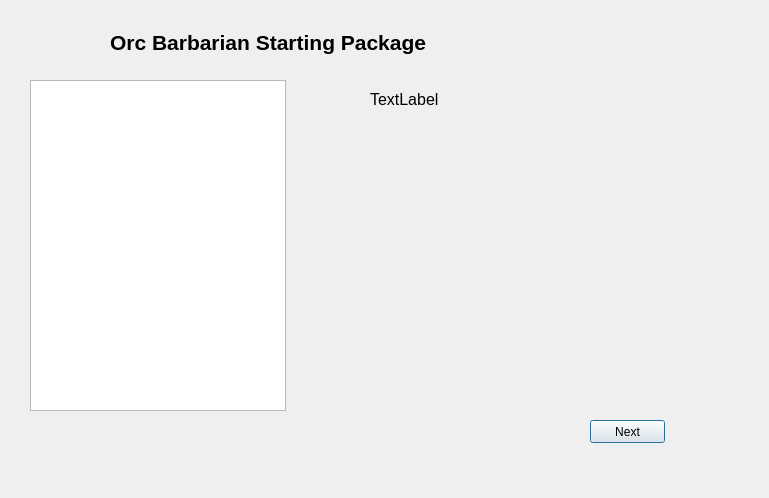
The window that Source Code/TJ's Code/sporcbarbarian.ui (srohr/CEAMS) describes before a commit, drawn with Qt 5.
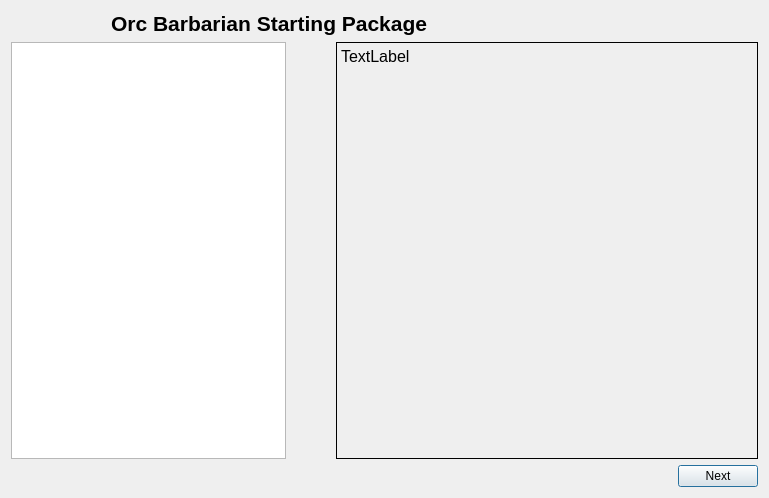
The same window after the commit.

Commit message:
Initial Layouts Complete
I have created all the layouts that were tasked of me and now they only
need to have the buttons and such operational.

What changed in the file:
```diff
--- a/Source Code/TJ's Code/sporcbarbarian.ui
+++ b/Source Code/TJ's Code/sporcbarbarian.ui
@@ -13,37 +13,79 @@
   <property name="windowTitle">
    <string>SPOrcBarbarian</string>
   </property>
-  <widget class="QPushButton" name="Next">
-   <property name="geometry">
-    <rect>
-     <x>590</x>
-     <y>420</y>
-     <width>75</width>
-     <height>23</height>
-    </rect>
+  <layout class="QVBoxLayout" name="verticalLayout_3">
+   <item>
+    <layout class="QVBoxLayout" name="verticalLayout_2">
+     <item>
+      <layout class="QHBoxLayout" name="horizontalLayout_3">
+       <property name="leftMargin">
+        <number>100</number>
+       </property>
+       <item>
+        <widget class="QLabel" name="label_2">
+         <property name="minimumSize">
+          <size>
+           <width>150</width>
+           <height>25</height>
+          </size>
+         </property>
+         <property name="maximumSize">
+          <size>
+           <width>400</width>
+           <height>25</height>
+          </size>
+         </property>
+         <property name="font">
+          <font>
+           <pointsize>16</pointsize>
+           <weight>75</weight>
+           <bold>true</bold>
+          </font>
    </property>
    <property name="text">
-    <string>Next</string>
-   </property>
-  </widget>
+          <string>Orc Barbarian Starting Package</string>
+         </property>
+        </widget>
+       </item>
+       <item>
+        <spacer name="horizontalSpacer_2">
+         <property name="orientation">
+          <enum>Qt::Horizontal</enum>
+         </property>
+         <property name="sizeHint" stdset="0">
+          <size>
+           <width>198</width>
+           <height>20</height>
+          </size>
+         </property>
+        </spacer>
+       </item>
+      </layout>
+     </item>
+     <item>
+      <layout class="QVBoxLayout" name="verticalLayout">
+       <item>
+        <layout class="QHBoxLayout" name="horizontalLayout_2">
+         <property name="spacing">
+          <number>50</number>
+         </property>
+         <item>
   <widget class="QListWidget" name="listWidget">
-   <property name="geometry">
-    <rect>
-     <x>30</x>
-     <y>80</y>
-     <width>256</width>
-     <height>331</height>
-    </rect>
-   </property>
-  </widget>
+           <property name="maximumSize">
+            <size>
+             <width>275</width>
+             <height>16777215</height>
+            </size>
+           </property>
+          </widget>
+         </item>
+         <item>
   <widget class="QLabel" name="label">
-   <property name="geometry">
-    <rect>
-     <x>370</x>
-     <y>90</y>
-     <width>300</width>
-     <height>300</height>
-    </rect>
+           <property name="sizePolicy">
+            <sizepolicy hsizetype="Preferred" vsizetype="Preferred">
+             <horstretch>0</horstretch>
+             <verstretch>0</verstretch>
+            </sizepolicy>
    </property>
    <property name="minimumSize">
     <size>
@@ -56,6 +98,9 @@
      <pointsize>12</pointsize>
     </font>
    </property>
+           <property name="frameShape">
+            <enum>QFrame::Box</enum>
+           </property>
    <property name="text">
     <string>TextLabel</string>
    </property>
@@ -66,38 +111,38 @@
     <bool>true</bool>
    </property>
   </widget>
-  <widget class="QLabel" name="label_2">
-   <property name="geometry">
-    <rect>
-     <x>110</x>
-     <y>30</y>
-     <width>400</width>
-     <height>25</height>
-    </rect>
-   </property>
-   <property name="minimumSize">
+         </item>
+        </layout>
+       </item>
+       <item>
+        <layout class="QHBoxLayout" name="horizontalLayout">
+         <item>
+          <spacer name="horizontalSpacer">
+           <property name="orientation">
+            <enum>Qt::Horizontal</enum>
+           </property>
+           <property name="sizeHint" stdset="0">
     <size>
-     <width>150</width>
-     <height>25</height>
-    </size>
-   </property>
-   <property name="maximumSize">
-    <size>
-     <width>400</width>
-     <height>25</height>
-    </size>
-   </property>
-   <property name="font">
-    <font>
-     <pointsize>16</pointsize>
-     <weight>75</weight>
-     <bold>true</bold>
-    </font>
-   </property>
+             <width>348</width>
+             <height>20</height>
+            </size>
+           </property>
+          </spacer>
+         </item>
+         <item>
+          <widget class="QPushButton" name="Next">
    <property name="text">
-    <string>Orc Barbarian Starting Package</string>
-   </property>
-  </widget>
+            <string>Next</string>
+           </property>
+          </widget>
+         </item>
+        </layout>
+       </item>
+      </layout>
+     </item>
+    </layout>
+   </item>
+  </layout>
  </widget>
  <layoutdefault spacing="6" margin="11"/>
  <resources/>
```
Lines whose indentation alone changed are shown as unchanged. The commit also changes 12 other files.
